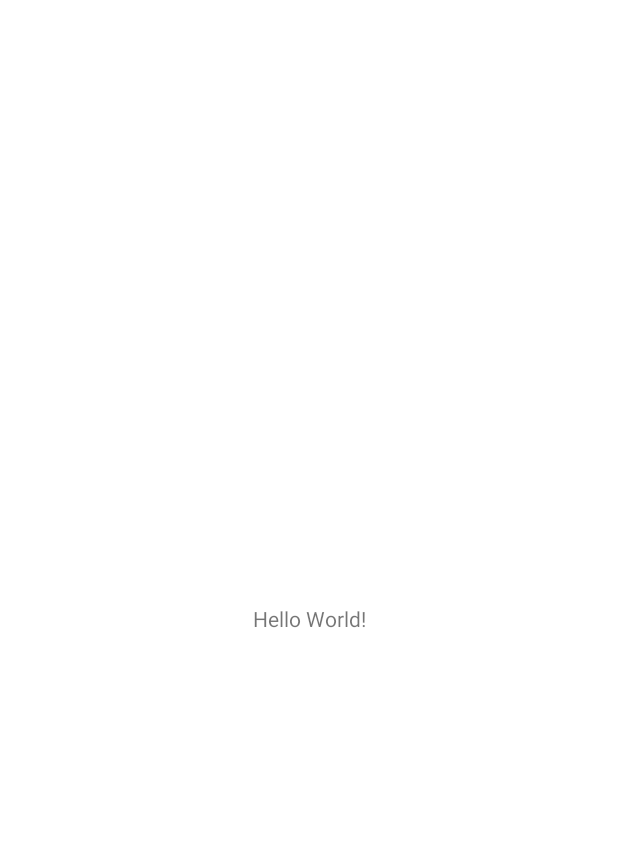
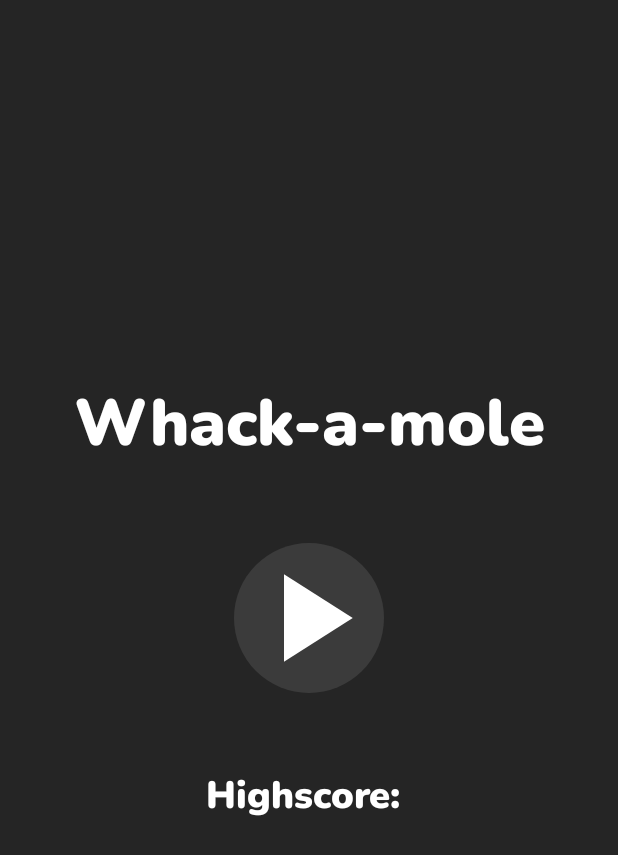
Before and after one commit to maxmvaas/Whack-A-Mole, an Android app: the screen it shows after launch (MainActivity), on a phone screen of 412 x 824 dp. Before the commit the part shown is almost empty. Shown: the top 855 px of the screen. Run offline under Robolectric (Android 15) with nearby library versions, the phone set to English and light mode, and no system bars.

Commit message:
add ui for main menu

```diff
--- a/app/build.gradle
+++ b/app/build.gradle
@@ -16,6 +16,10 @@ android {
         testInstrumentationRunner "androidx.test.runner.AndroidJUnitRunner"
     }
 
+    buildFeatures {
+        viewBinding true
+    }
+
     buildTypes {
         release {
             minifyEnabled false
@@ -32,12 +36,17 @@ android {
 }
 
 dependencies {
-
     implementation 'androidx.core:core-ktx:1.7.0'
     implementation 'androidx.appcompat:appcompat:1.4.1'
     implementation 'com.google.android.material:material:1.6.0'
     implementation 'androidx.constraintlayout:constraintlayout:2.1.3'
+    implementation 'androidx.legacy:legacy-support-v4:1.0.0'
     testImplementation 'junit:junit:4.13.2'
     androidTestImplementation 'androidx.test.ext:junit:1.1.3'
     androidTestImplementation 'androidx.test.espresso:espresso-core:3.4.0'
+
+    // Navigation
+    def nav_version = "2.4.2"
+    implementation "androidx.navigation:navigation-fragment-ktx:$nav_version"
+    implementation "androidx.navigation:navigation-ui-ktx:$nav_version"
 }
--- a/app/src/main/AndroidManifest.xml
+++ b/app/src/main/AndroidManifest.xml
@@ -10,7 +10,7 @@
         android:supportsRtl="true"
         android:theme="@style/Theme.Whack_a_mole">
         <activity
-            android:name=".MainActivity"
+            android:name=".presentation.main.MainActivity"
             android:exported="true">
             <intent-filter>
                 <action android:name="android.intent.action.MAIN" />
--- a/app/src/main/java/ru/maxmv/whack_a_mole/MainActivity.kt
+++ b/app/src/main/java/ru/maxmv/whack_a_mole/presentation/main/MainActivity.kt
@@ -1,7 +1,8 @@
-package ru.maxmv.whack_a_mole
+package ru.maxmv.whack_a_mole.presentation.main
 
 import androidx.appcompat.app.AppCompatActivity
 import android.os.Bundle
+import ru.maxmv.whack_a_mole.R
 
 class MainActivity : AppCompatActivity() {
     override fun onCreate(savedInstanceState: Bundle?) {
--- /dev/null
+++ b/app/src/main/java/ru/maxmv/whack_a_mole/presentation/menu/MainMenuFragment.kt
@@ -0,0 +1,29 @@
+package ru.maxmv.whack_a_mole.presentation.menu
+
+import android.os.Bundle
+import android.view.LayoutInflater
+import android.view.View
+import android.view.ViewGroup
+import androidx.fragment.app.Fragment
+import ru.maxmv.whack_a_mole.databinding.FragmentMainMenuBinding
+
+
+class MainMenuFragment : Fragment() {
+
+    private var _binding: FragmentMainMenuBinding? = null
+    private val binding get() = _binding!!
+
+    override fun onCreateView(
+        inflater: LayoutInflater,
+        container: ViewGroup?,
+        savedInstanceState: Bundle?
+    ): View {
+        _binding = FragmentMainMenuBinding.inflate(inflater, container, false)
+        return binding.root
+    }
+
+    override fun onDestroyView() {
+        super.onDestroyView()
+        _binding = null
+    }
+}
--- /dev/null
+++ b/app/src/main/res/drawable/big_play_button_ripple_effect.xml
@@ -0,0 +1,10 @@
+<?xml version="1.0" encoding="utf-8"?>
+<ripple xmlns:android="http://schemas.android.com/apk/res/android"
+    android:color="?attr/colorControlHighlight">
+    <item android:drawable="@drawable/play_button_shape" />
+    <item android:id="@android:id/mask">
+        <shape android:shape="oval">
+            <solid android:color="#000000" />
+        </shape>
+    </item>
+</ripple>
--- /dev/null
+++ b/app/src/main/res/drawable/ic_play_big.xml
@@ -0,0 +1,10 @@
+<vector xmlns:android="http://schemas.android.com/apk/res/android"
+    android:width="100dp"
+    android:height="100dp"
+    android:tint="#FFFFFF"
+    android:viewportWidth="24"
+    android:viewportHeight="24">
+    <path
+        android:fillColor="@android:color/white"
+        android:pathData="M8,5v14l11,-7z" />
+</vector>
--- /dev/null
+++ b/app/src/main/res/drawable/ic_play_small.xml
@@ -0,0 +1,10 @@
+<vector xmlns:android="http://schemas.android.com/apk/res/android"
+    android:width="25dp"
+    android:height="25dp"
+    android:tint="#FFFFFF"
+    android:viewportWidth="24"
+    android:viewportHeight="24">
+    <path
+        android:fillColor="@android:color/white"
+        android:pathData="M8,5v14l11,-7z" />
+</vector>
--- /dev/null
+++ b/app/src/main/res/drawable/play_button_shape.xml
@@ -0,0 +1,6 @@
+<?xml version="1.0" encoding="utf-8"?>
+<shape xmlns:android="http://schemas.android.com/apk/res/android"
+    android:shape="oval">
+    <corners android:radius="15sp" />
+    <solid android:color="@color/secondary" />
+</shape>
--- a/app/src/main/res/layout/activity_main.xml
+++ b/app/src/main/res/layout/activity_main.xml
@@ -1,18 +1,16 @@
 <?xml version="1.0" encoding="utf-8"?>
-<androidx.constraintlayout.widget.ConstraintLayout xmlns:android="http://schemas.android.com/apk/res/android"
+<FrameLayout xmlns:android="http://schemas.android.com/apk/res/android"
     xmlns:app="http://schemas.android.com/apk/res-auto"
     xmlns:tools="http://schemas.android.com/tools"
     android:layout_width="match_parent"
     android:layout_height="match_parent"
-    tools:context=".MainActivity">
+    tools:context=".presentation.main.MainActivity">
 
-    <TextView
-        android:layout_width="wrap_content"
-        android:layout_height="wrap_content"
-        android:text="Hello World!"
-        app:layout_constraintBottom_toBottomOf="parent"
-        app:layout_constraintLeft_toLeftOf="parent"
-        app:layout_constraintRight_toRightOf="parent"
-        app:layout_constraintTop_toTopOf="parent" />
+    <androidx.fragment.app.FragmentContainerView
+        android:id="@+id/fragment_container_view"
+        android:name="androidx.navigation.fragment.NavHostFragment"
+        android:layout_width="match_parent"
+        android:layout_height="match_parent"
+        app:navGraph="@navigation/navigation_graph" />
 
-</androidx.constraintlayout.widget.ConstraintLayout>
+</FrameLayout>
--- /dev/null
+++ b/app/src/main/res/layout/fragment_main_menu.xml
@@ -0,0 +1,63 @@
+<?xml version="1.0" encoding="utf-8"?>
+<androidx.constraintlayout.widget.ConstraintLayout xmlns:android="http://schemas.android.com/apk/res/android"
+    xmlns:app="http://schemas.android.com/apk/res-auto"
+    xmlns:tools="http://schemas.android.com/tools"
+    android:layout_width="match_parent"
+    android:layout_height="match_parent"
+    android:background="@color/main"
+    android:orientation="vertical"
+    tools:context=".presentation.menu.MainMenuFragment">
+
+    <TextView
+        android:layout_width="wrap_content"
+        android:layout_height="wrap_content"
+        android:layout_gravity="center_horizontal"
+        android:layout_marginBottom="@dimen/main_menu_text_views_margin"
+        android:fontFamily="@font/nunito_black"
+        android:text="@string/app_name"
+        android:textColor="@color/white"
+        android:textSize="@dimen/main_menu_title_text_size"
+        app:layout_constraintBottom_toTopOf="@id/image_button_play"
+        app:layout_constraintEnd_toEndOf="parent"
+        app:layout_constraintStart_toStartOf="parent" />
+
+    <ImageButton
+        android:id="@+id/image_button_play"
+        android:layout_width="wrap_content"
+        android:layout_height="wrap_content"
+        android:background="@drawable/big_play_button_ripple_effect"
+        android:contentDescription="@string/play"
+        android:src="@drawable/ic_play_big"
+        app:layout_constraintBottom_toBottomOf="parent"
+        app:layout_constraintEnd_toEndOf="parent"
+        app:layout_constraintStart_toStartOf="parent"
+        app:layout_constraintTop_toTopOf="parent" />
+
+    <TextView
+        android:id="@+id/text_view_highscore_text"
+        android:layout_width="wrap_content"
+        android:layout_height="wrap_content"
+        android:layout_gravity="center_horizontal"
+        android:layout_marginTop="@dimen/main_menu_text_views_margin"
+        android:fontFamily="@font/nunito_black"
+        android:text="@string/highscore"
+        android:textColor="@color/white"
+        android:textSize="@dimen/main_menu_highscore_text_size"
+        app:layout_constraintEnd_toEndOf="parent"
+        app:layout_constraintStart_toStartOf="parent"
+        app:layout_constraintTop_toBottomOf="@id/image_button_play" />
+
+    <TextView
+        android:id="@+id/text_view_highscore"
+        android:layout_width="wrap_content"
+        android:layout_height="wrap_content"
+        android:layout_gravity="center_horizontal"
+        android:layout_marginTop="@dimen/main_menu_text_views_margin"
+        android:fontFamily="@font/nunito_black"
+        android:textColor="@color/white"
+        android:textSize="@dimen/main_menu_highscore_text_size"
+        app:layout_constraintStart_toEndOf="@id/text_view_highscore_text"
+        app:layout_constraintTop_toBottomOf="@id/image_button_play"
+        tools:text="45" />
+
+</androidx.constraintlayout.widget.ConstraintLayout>
--- /dev/null
+++ b/app/src/main/res/navigation/navigation_graph.xml
@@ -0,0 +1,13 @@
+<?xml version="1.0" encoding="utf-8"?>
+<navigation xmlns:android="http://schemas.android.com/apk/res/android"
+    xmlns:app="http://schemas.android.com/apk/res-auto"
+    xmlns:tools="http://schemas.android.com/tools"
+    android:id="@+id/navigation_graph"
+    app:startDestination="@id/mainMenuFragment">
+
+    <fragment
+        android:id="@+id/mainMenuFragment"
+        android:name="ru.maxmv.whack_a_mole.presentation.menu.MainMenuFragment"
+        android:label="fragment_main_menu"
+        tools:layout="@layout/fragment_main_menu" />
+</navigation>
--- a/app/src/main/res/values/colors.xml
+++ b/app/src/main/res/values/colors.xml
@@ -7,4 +7,8 @@
     <color name="teal_700">#FF018786</color>
     <color name="black">#FF000000</color>
     <color name="white">#FFFFFFFF</color>
+
+    <color name="main">#252525</color>
+    <color name="secondary">#3B3B3B</color>
+    <color name="mole">#91F48F</color>
 </resources>
--- /dev/null
+++ b/app/src/main/res/values/dimens.xml
@@ -0,0 +1,7 @@
+<?xml version="1.0" encoding="utf-8"?>
+<resources>
+    <!--                 Main menu                     -->
+    <dimen name="main_menu_text_views_margin">50dp</dimen>
+    <dimen name="main_menu_title_text_size">43sp</dimen>
+    <dimen name="main_menu_highscore_text_size">25sp</dimen>
+</resources>
--- a/app/src/main/res/values/strings.xml
+++ b/app/src/main/res/values/strings.xml
@@ -1,3 +1,5 @@
 <resources>
-    <string name="app_name">whack_a_mole</string>
+    <string name="app_name">Whack-a-mole</string>
+    <string name="play">Play</string>
+    <string name="highscore">Highscore:&#160;</string>
 </resources>
--- a/app/src/main/res/values/themes.xml
+++ b/app/src/main/res/values/themes.xml
@@ -10,7 +10,8 @@
         <item name="colorSecondaryVariant">@color/teal_700</item>
         <item name="colorOnSecondary">@color/black</item>
         <!-- Status bar color. -->
-        <item name="android:statusBarColor" tools:targetApi="l">?attr/colorPrimaryVariant</item>
+        <item name="android:statusBarColor" tools:targetApi="l">@color/main</item>
         <!-- Customize your theme here. -->
+        <item name="android:navigationBarColor">@color/main</item>
     </style>
 </resources>
```
Also changed, not shown: app/src/main/res/font/nunito_black.ttf (added).
